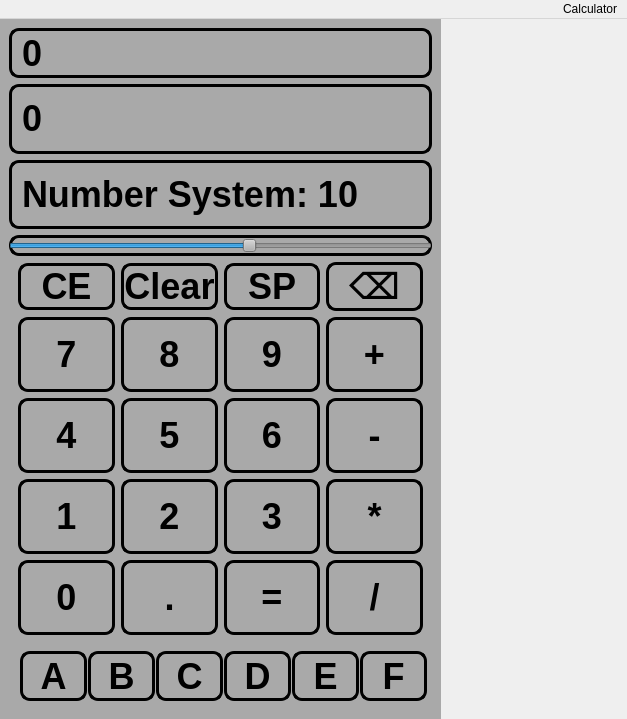
Qt form UI/calculator.ui (m1n1tea/forth_semester) before a commit.
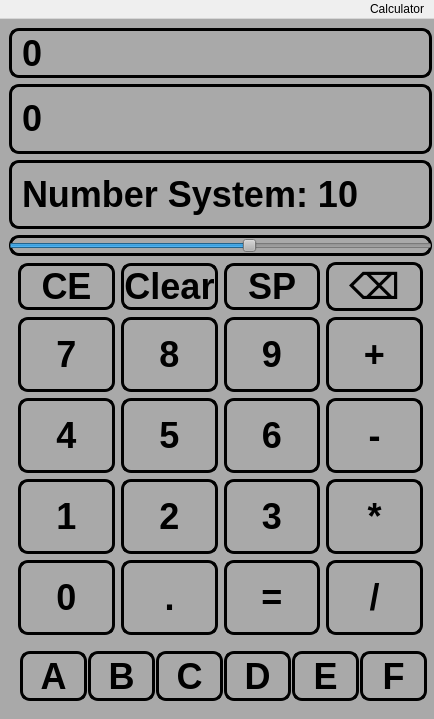
The same form after that commit.

What changed in the file:
```diff
--- a/UI/calculator.ui
+++ b/UI/calculator.ui
@@ -6,7 +6,7 @@
    <rect>
     <x>0</x>
     <y>0</y>
-    <width>627</width>
+    <width>434</width>
     <height>719</height>
    </rect>
   </property>
@@ -672,7 +672,7 @@
     <rect>
      <x>0</x>
      <y>0</y>
-     <width>627</width>
+     <width>434</width>
      <height>26</height>
     </rect>
    </property>
```
